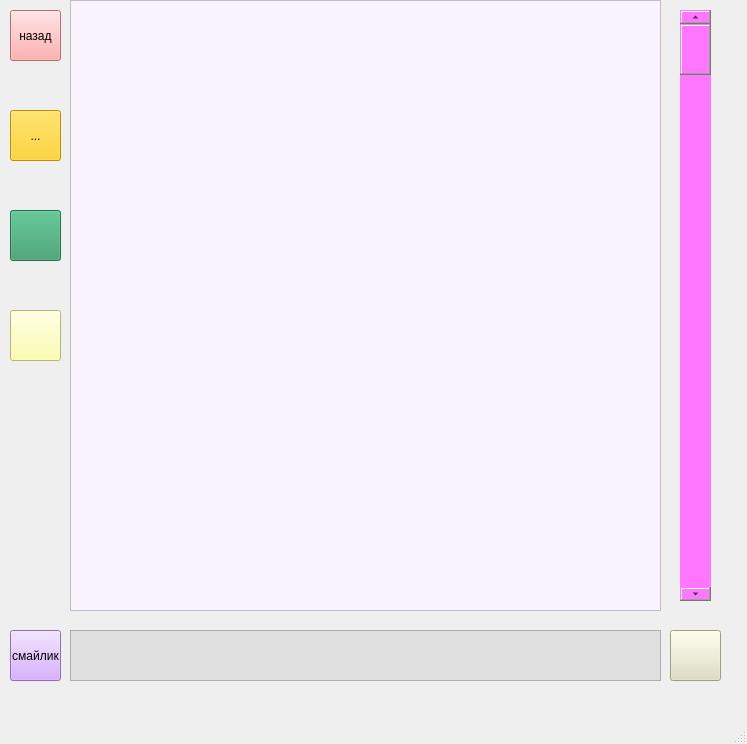
Old version of the form main_window.ui in the repository ewestro/MESS-2.0.
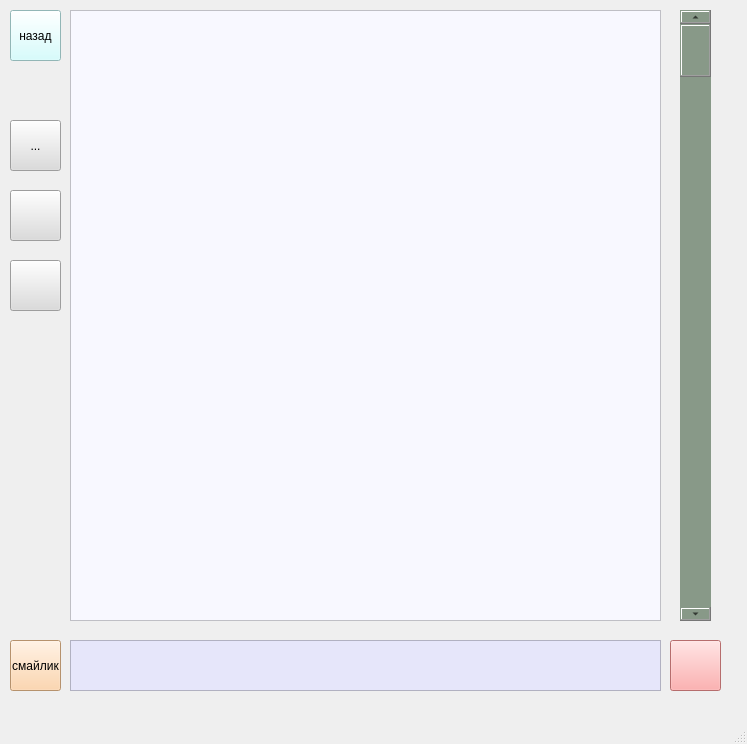
New version of the form. Icons and pictures are not drawn.

Commit message: added icons and color

Patch:
```diff
--- a/main_window.ui
+++ b/main_window.ui
@@ -20,11 +20,11 @@
       <x>680</x>
       <y>10</y>
       <width>31</width>
-      <height>591</height>
+      <height>611</height>
      </rect>
     </property>
     <property name="styleSheet">
-     <string notr="true">background-color: #ff77ff</string>
+     <string notr="true">background-color: #898</string>
     </property>
     <property name="orientation">
      <enum>Qt::Vertical</enum>
@@ -34,7 +34,7 @@
     <property name="geometry">
      <rect>
       <x>670</x>
-      <y>630</y>
+      <y>640</y>
       <width>51</width>
       <height>51</height>
      </rect>
@@ -43,7 +43,7 @@
      <bool>false</bool>
     </property>
     <property name="styleSheet">
-     <string notr="true">background-color: #dedebe</string>
+     <string notr="true">background-color: #ff9999</string>
     </property>
     <property name="text">
      <string/>
@@ -63,29 +63,39 @@
     <property name="geometry">
      <rect>
       <x>10</x>
-      <y>110</y>
+      <y>120</y>
       <width>51</width>
       <height>51</height>
      </rect>
     </property>
     <property name="styleSheet">
-     <string notr="true">background-color: #ffcc00</string>
+     <string notr="true">background-color: #dcdcdc</string>
     </property>
     <property name="text">
      <string>...</string>
     </property>
+    <property name="icon">
+     <iconset>
+      <normaloff>../../Desktop/hthghghfg.png</normaloff>../../Desktop/hthghghfg.png</iconset>
+    </property>
+    <property name="iconSize">
+     <size>
+      <width>35</width>
+      <height>35</height>
+     </size>
+    </property>
    </widget>
    <widget class="QToolButton" name="settings">
     <property name="geometry">
      <rect>
       <x>10</x>
-      <y>210</y>
+      <y>190</y>
       <width>51</width>
       <height>51</height>
      </rect>
     </property>
     <property name="styleSheet">
-     <string notr="true">background-color: #339966</string>
+     <string notr="true">background-color: #dcdcdc</string>
     </property>
     <property name="text">
      <string/>
@@ -105,13 +115,13 @@
     <property name="geometry">
      <rect>
       <x>10</x>
-      <y>630</y>
+      <y>640</y>
       <width>51</width>
       <height>51</height>
      </rect>
     </property>
     <property name="styleSheet">
-     <string notr="true">background-color: #cc99ff</string>
+     <string notr="true">background-color: #ffcc99</string>
     </property>
     <property name="text">
      <string>смайлик</string>
@@ -131,13 +141,13 @@
     <property name="geometry">
      <rect>
       <x>70</x>
-      <y>630</y>
+      <y>640</y>
       <width>591</width>
       <height>51</height>
      </rect>
     </property>
     <property name="styleSheet">
-     <string notr="true">background-color: #e0e0e0</string>
+     <string notr="true">background-color: #e6e6fa</string>
     </property>
     <property name="html">
      <string>&lt;!DOCTYPE HTML PUBLIC &quot;-//W3C//DTD HTML 4.0//EN&quot; &quot;http://www.w3.org/TR/REC-html40/strict.dtd&quot;&gt;
@@ -151,26 +161,26 @@
     <property name="geometry">
      <rect>
       <x>70</x>
-      <y>0</y>
+      <y>10</y>
       <width>591</width>
       <height>611</height>
      </rect>
     </property>
     <property name="styleSheet">
-     <string notr="true">background-color: #faf4ff;</string>
+     <string notr="true">background-color: #f8f8ff</string>
     </property>
    </widget>
    <widget class="QToolButton" name="search">
     <property name="geometry">
      <rect>
       <x>10</x>
-      <y>310</y>
+      <y>260</y>
       <width>51</width>
       <height>51</height>
      </rect>
     </property>
     <property name="styleSheet">
-     <string notr="true">background-color: #ffff99</string>
+     <string notr="true">background-color: #dcdcdc</string>
     </property>
     <property name="text">
      <string/>
@@ -196,7 +206,7 @@
      </rect>
     </property>
     <property name="styleSheet">
-     <string notr="true">background-color: #ff9999</string>
+     <string notr="true">background-color: #ccffff</string>
     </property>
     <property name="text">
      <string>назад</string>
```
